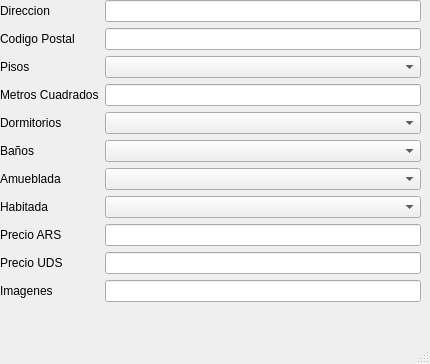
First picture: the form in Casa.ui, repository MateMar04/TP-Qt, before the edit.
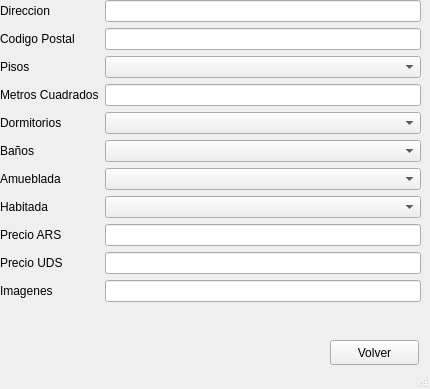
Second picture: the form after the edit.

```diff
--- a/Casa.ui
+++ b/Casa.ui
@@ -7,19 +7,19 @@
     <x>0</x>
     <y>0</y>
     <width>430</width>
-    <height>364</height>
+    <height>389</height>
    </rect>
   </property>
   <property name="minimumSize">
    <size>
     <width>430</width>
-    <height>364</height>
+    <height>389</height>
    </size>
   </property>
   <property name="maximumSize">
    <size>
     <width>430</width>
-    <height>364</height>
+    <height>389</height>
    </size>
   </property>
   <property name="windowTitle">
@@ -148,6 +148,25 @@
      </item>
     </layout>
    </widget>
+   <widget class="QPushButton" name="pb_volver">
+    <property name="geometry">
+     <rect>
+      <x>330</x>
+      <y>340</y>
+      <width>89</width>
+      <height>25</height>
+     </rect>
+    </property>
+    <property name="maximumSize">
+     <size>
+      <width>330</width>
+      <height>340</height>
+     </size>
+    </property>
+    <property name="text">
+     <string>Volver</string>
+    </property>
+   </widget>
   </widget>
   <widget class="QStatusBar" name="statusbar"/>
  </widget>
```
Left out of the diff: 22 changed lines with no effect on the pictures.
